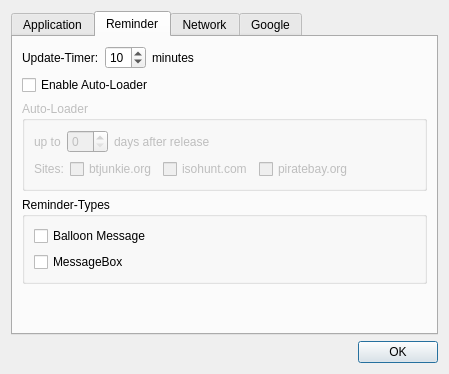
Above: src/uis/settings.ui from lgeek/QTV-fork before the change. Below: the same form after it.
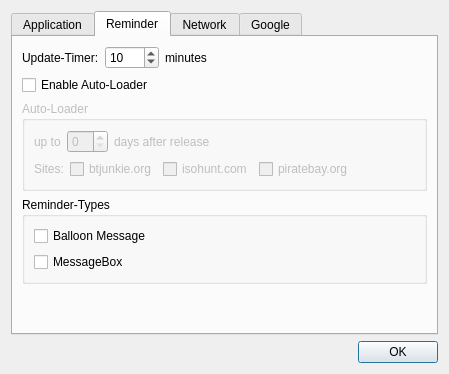
That is the form after the change. The open tabs and pages were chosen to show the change. Icons and pictures are not drawn.

Commit message: Increased the maximum calendar fetch time from 99 minutes to 1500 minutes

The edit to the form file:
```diff
--- a/src/uis/settings.ui
+++ b/src/uis/settings.ui
@@ -118,6 +118,9 @@
            <property name="value">
             <number>10</number>
            </property>
+           <property name="maximum">
+            <number>1500</number>
+           </property>
           </widget>
          </item>
          <item>
```
